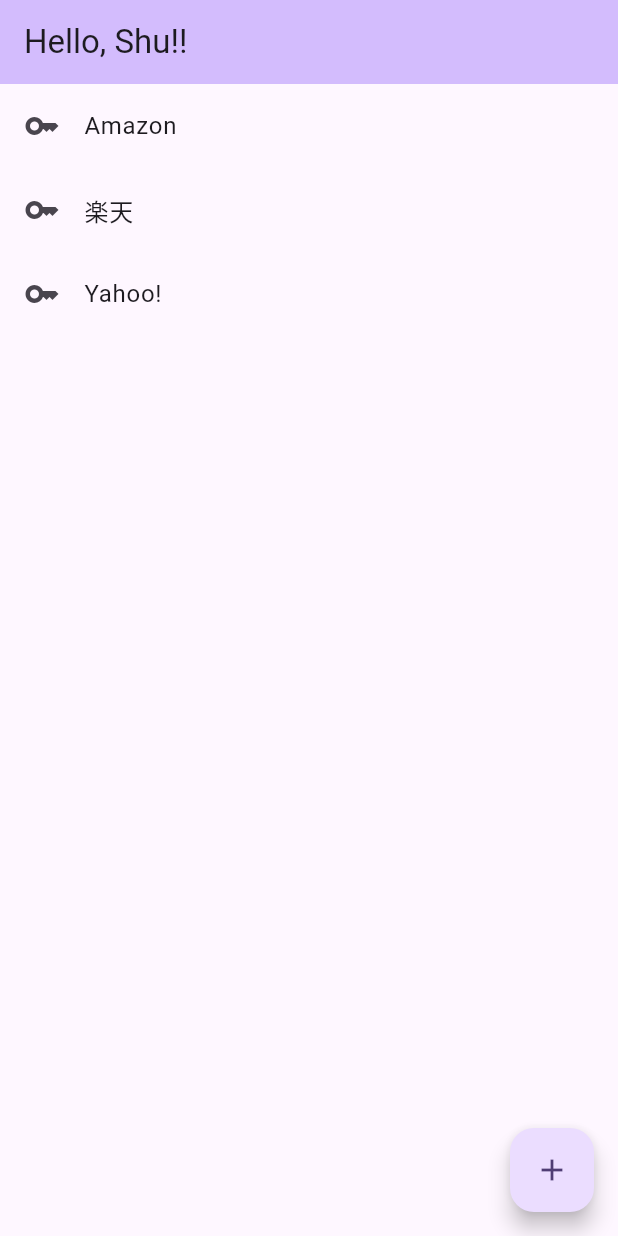
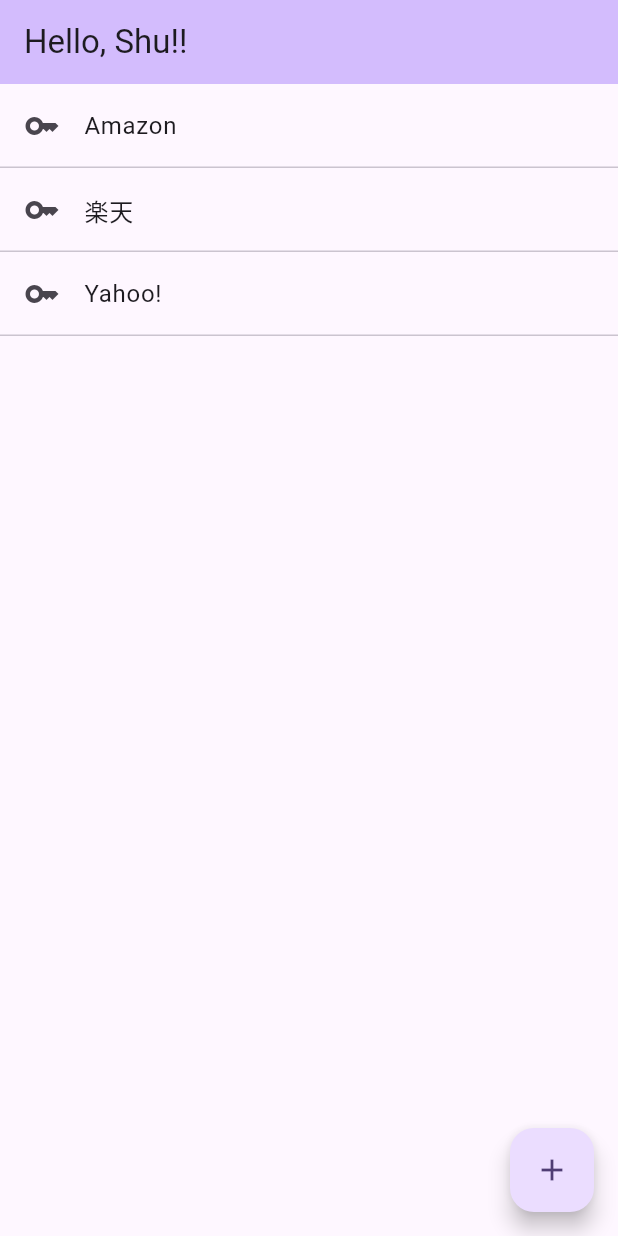
Before and after one commit to shumatsumoto/flutter_demo_app, a Flutter app: the screen it shows after launch, on a phone screen of 412 x 824 dp. Run offline on Flutter 3.47's test engine with Material 2 defaults, Android fonts, the phone set to English and light mode, and no system bars.

Commit message:
区切り線追加

```diff
--- a/lib/main.dart
+++ b/lib/main.dart
@@ -47,14 +47,17 @@ class _MyHomePageState extends State<MyHomePage> {
             leading: Icon(Icons.key),
             title: Text("Amazon"),
           ),
+          Divider(height: 0,),
           ListTile(
             leading: Icon(Icons.key),
             title: Text("楽天"),
           ),
+          Divider(height: 0,),
           ListTile(
             leading: Icon(Icons.key),
             title: Text("Yahoo!"),
           ),
+          Divider(height: 0,),
         ],
       ),
       floatingActionButton: FloatingActionButton(
```
